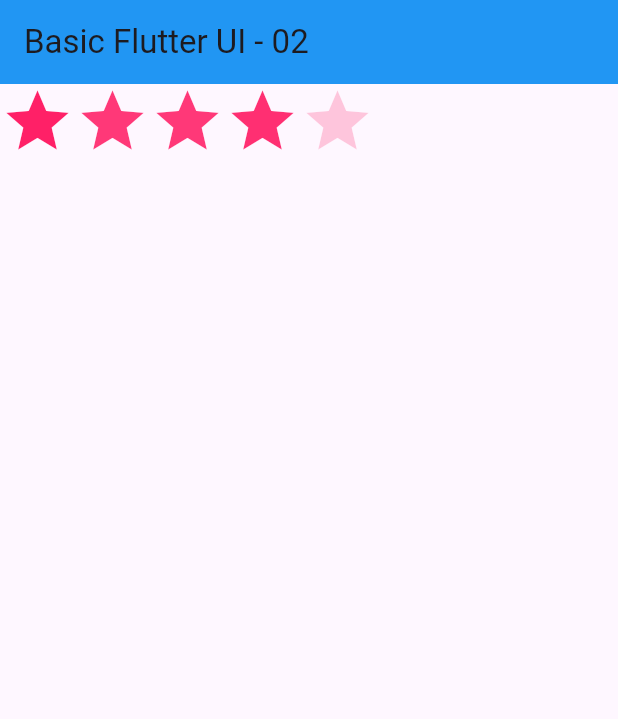
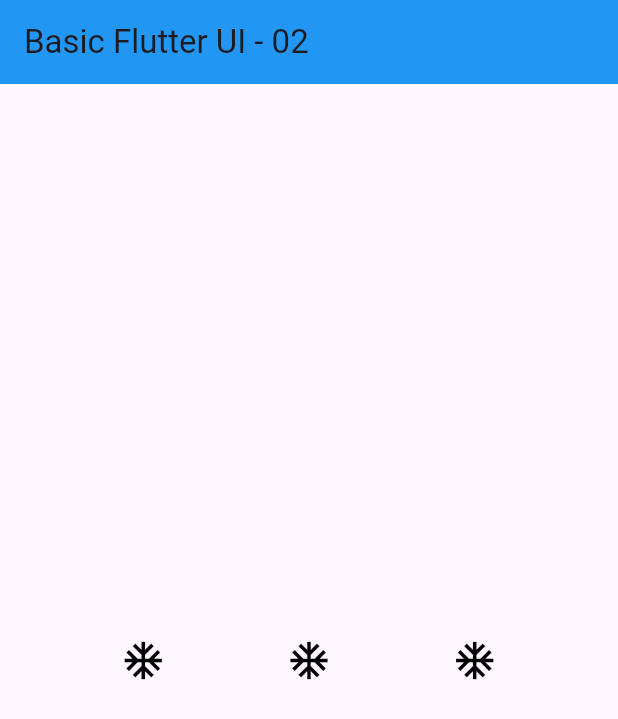
Before and after one commit to EiaminHassan/flutter_application_eiamin, a Flutter app: the screen it shows after launch, on a phone screen of 412 x 824 dp. Shown: the top 719 px of the screen. Run offline on Flutter 3.47's test engine with Material 3 defaults, Android fonts, the phone set to English and light mode, and no system bars.

Commit message:
Wrap with container and main,cross axix alignment

```diff
--- a/lib/main.dart
+++ b/lib/main.dart
@@ -15,34 +15,29 @@ class LabClass05 extends StatelessWidget {
           title: Text("Basic Flutter UI - 02"),
           backgroundColor: Colors.blue,
         ),
-        body: Row(
+        body: Container(
+          height: double.infinity,
+          child: Row(
+            mainAxisAlignment: MainAxisAlignment.spaceEvenly,
+            crossAxisAlignment: CrossAxisAlignment.center,
             children: [
               Icon(
-              Icons.star,
-              size: 50,
-              color: const Color.fromARGB(228, 255, 7, 85),
+                Icons.ac_unit,
+                size: 30,
+                color: Colors.black,
               ),
               Icon(
-              Icons.star,
-              size: 50,
-              color: const Color.fromARGB(203, 255, 7, 85),
+                Icons.ac_unit,
+                size: 30,
+                color: Colors.black,
               ),
               Icon(
-              Icons.star,
-              size: 50,
-              color: const Color.fromARGB(203, 255, 7, 85),
-            ),
-            Icon(
-              Icons.star,
-              size: 50,
-              color: const Color.fromARGB(212, 255, 7, 85),
-            ),
-            Icon(
-              Icons.star,
-              size: 50,
-              color: const Color.fromARGB(53, 255, 7, 85),
+                Icons.ac_unit,
+                size: 30,
+                color: Colors.black,
               ),
             ],
+          ),
         ),
       ),
     );
```
Lines whose indentation alone changed are shown as unchanged.
